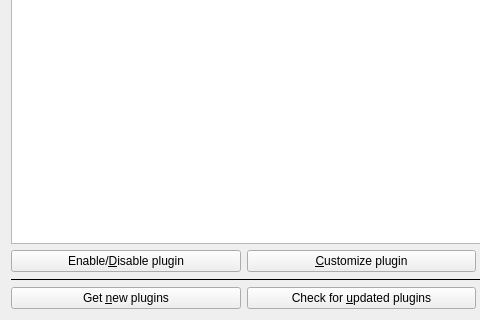
The window that src/calibre/gui2/preferences/plugins.ui (debian-calibre/calibre) describes before a commit, drawn with Qt 5; both pictures show x 0 to 480 and y 220 to 540 of the 723 by 540 pixel window.
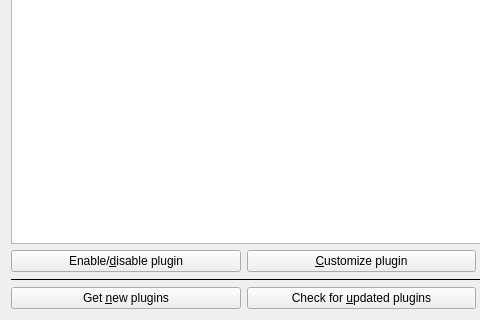
The same window after the commit. Icons and pictures are not drawn. Custom widgets are drawn as their Qt base class.

The edit to the form file:
```diff
--- a/src/calibre/gui2/preferences/plugins.ui
+++ b/src/calibre/gui2/preferences/plugins.ui
@@ -102,7 +102,7 @@
      <item>
       <widget class="QPushButton" name="toggle_plugin_button">
        <property name="text">
-        <string>Enable/&amp;Disable plugin</string>
+        <string>Enable/&amp;disable plugin</string>
        </property>
       </widget>
      </item>
```
